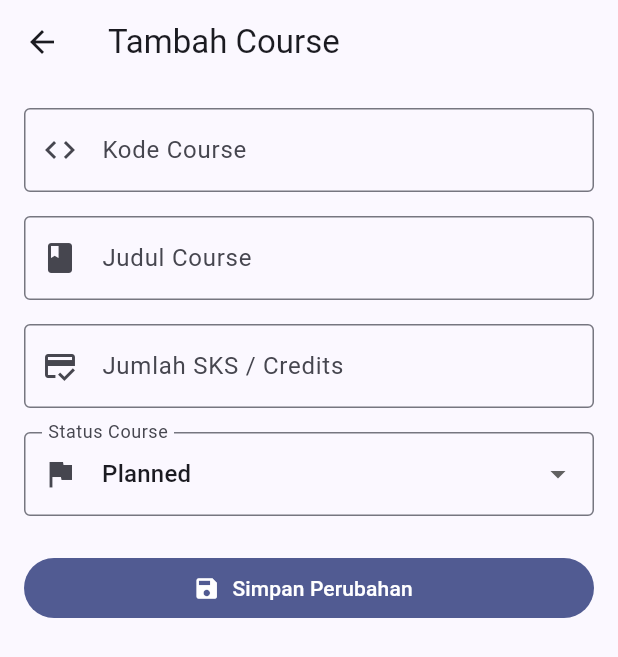
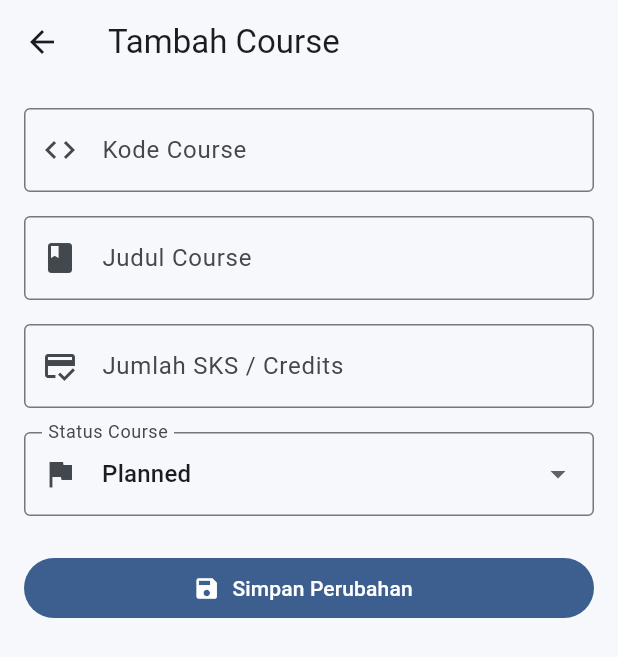
Before and after one commit to rikka115/flutter_ui_fundamentals, a Flutter app: the screen it shows after launch, item 2 of the bottom bar chosen, after a tap on "Tambah Course", on a phone screen of 412 x 824 dp. Shown: the top 657 px of the screen. Run offline on Flutter 3.47's test engine with Material 3 defaults, Android fonts, the phone set to English and light mode, and no system bars; our stand-ins replace firebase_core, firebase_messaging, supabase_flutter; accounts and stored records are empty.

Commit message:
style: simplify course manager dashboard UI
Co-authored-by: Copilot <223556219+Copilot@users.noreply.github.com>

```diff
--- a/lib/main.dart
+++ b/lib/main.dart
@@ -85,8 +85,25 @@ class MyApp extends StatelessWidget {
       navigatorKey: navigatorKey,
       scaffoldMessengerKey: messengerKey,
       theme: ThemeData(
-        colorScheme: ColorScheme.fromSeed(seedColor: Colors.indigo),
+        colorScheme: ColorScheme.fromSeed(
+          seedColor: const Color(0xFF4169A1),
+          surface: const Color(0xFFF6F8FB),
+        ),
         useMaterial3: true,
+        scaffoldBackgroundColor: const Color(0xFFF6F8FB),
+        appBarTheme: const AppBarTheme(
+          backgroundColor: Color(0xFFF6F8FB),
+          surfaceTintColor: Colors.transparent,
+          elevation: 0,
+        ),
+        cardTheme: CardThemeData(
+          color: Colors.white,
+          elevation: 0,
+          margin: EdgeInsets.zero,
+          shape: RoundedRectangleBorder(
+            borderRadius: BorderRadius.circular(18),
+          ),
+        ),
         inputDecorationTheme: const InputDecorationTheme(
           border: OutlineInputBorder(),
         ),
@@ -179,21 +196,29 @@ class StudentHeader extends StatelessWidget {
 
   @override
   Widget build(BuildContext context) {
+    final colorScheme = Theme.of(context).colorScheme;
     return Card(
+      color: colorScheme.primaryContainer.withValues(alpha: 0.55),
       child: Padding(
-        padding: const EdgeInsets.all(16),
+        padding: const EdgeInsets.all(20),
         child: Row(
           crossAxisAlignment: CrossAxisAlignment.start,
           children: [
-            const CircleAvatar(child: Icon(Icons.school)),
-            const SizedBox(width: 12),
+            CircleAvatar(
+              radius: 25,
+              backgroundColor: colorScheme.primary,
+              foregroundColor: colorScheme.onPrimary,
+              child: const Icon(Icons.school_outlined),
+            ),
+            const SizedBox(width: 16),
             Expanded(
               child: Column(
                 crossAxisAlignment: CrossAxisAlignment.start,
                 children: [
                   Text(
                     studentName,
-                    style: Theme.of(context).textTheme.titleMedium,
+                    style: Theme.of(context).textTheme.titleMedium
+                        ?.copyWith(fontWeight: FontWeight.w700),
                   ),
                   const SizedBox(height: 4),
                   const Text('NIM: $studentNim'),
@@ -212,7 +237,6 @@ class HomePage extends StatelessWidget {
 
   @override
   Widget build(BuildContext context) {
-    final screenSize = MediaQuery.sizeOf(context);
     final provider = context.watch<CourseProvider>();
 
     return Scaffold(
@@ -233,24 +257,39 @@ class HomePage extends StatelessWidget {
               : 3;
 
           return ListView(
-            padding: const EdgeInsets.all(16),
+            padding: const EdgeInsets.fromLTRB(20, 12, 20, 24),
             children: [
               const StudentHeader(),
-              const SizedBox(height: 12),
+              const SizedBox(height: 24),
               Text(
-                'Selamat datang di Course Data Manager.',
-                style: Theme.of(context).textTheme.titleMedium,
+                'Selamat datang',
+                style: Theme.of(context).textTheme.headlineSmall
+                    ?.copyWith(fontWeight: FontWeight.w700),
               ),
-              const SizedBox(height: 8),
+              const SizedBox(height: 4),
               Text(
-                'Ukuran layar: ${screenSize.width.toInt()} × ${screenSize.height.toInt()}',
+                'Ringkasan aktivitas belajarmu ada di sini.',
+                style: Theme.of(context).textTheme.bodyMedium?.copyWith(
+                  color: Theme.of(context).colorScheme.onSurfaceVariant,
                 ),
+              ),
+              const SizedBox(height: 16),
+              Row(
+                children: [
                   Text(
-                'Orientasi: ${screenSize.width > screenSize.height ? "Landscape" : "Portrait"}',
+                    'Ringkasan',
+                    style: Theme.of(context).textTheme.titleLarge
+                        ?.copyWith(fontWeight: FontWeight.w700),
                   ),
-              Text('Breakpoint layout: $layoutName'),
-              const SizedBox(height: 16),
-              Text('Ringkasan', style: Theme.of(context).textTheme.titleLarge),
+                  const Spacer(),
+                  Text(
+                    layoutName,
+                    style: Theme.of(context).textTheme.labelMedium?.copyWith(
+                      color: Theme.of(context).colorScheme.onSurfaceVariant,
+                    ),
+                  ),
+                ],
+              ),
               const SizedBox(height: 8),
               GridView.count(
                 crossAxisCount: columnCount,
@@ -258,7 +297,11 @@ class HomePage extends StatelessWidget {
                 physics: const NeverScrollableScrollPhysics(),
                 crossAxisSpacing: 12,
                 mainAxisSpacing: 12,
-                childAspectRatio: width < 600 ? 2.6 : 1.8,
+                childAspectRatio: width < 600
+                    ? 2.6
+                    : width < 840
+                    ? 2.4
+                    : 3.2,
                 children: [
                   SummaryCard(
                     title: 'Total Course',
@@ -277,10 +320,11 @@ class HomePage extends StatelessWidget {
                   ),
                 ],
               ),
-              const SizedBox(height: 16),
+              const SizedBox(height: 24),
               Text(
                 'Materi yang dipelajari',
-                style: Theme.of(context).textTheme.titleLarge,
+                style: Theme.of(context).textTheme.titleLarge
+                    ?.copyWith(fontWeight: FontWeight.w700),
               ),
               const SizedBox(height: 8),
               const Wrap(
@@ -296,18 +340,28 @@ class HomePage extends StatelessWidget {
                 ],
               ),
               const SizedBox(height: 20),
-              const Row(
+              Container(
+                padding: const EdgeInsets.all(16),
+                decoration: BoxDecoration(
+                  color: Theme.of(context).colorScheme.surfaceContainerHighest
+                      .withValues(alpha: 0.55),
+                  borderRadius: BorderRadius.circular(16),
+                ),
+                child: Row(
                   crossAxisAlignment: CrossAxisAlignment.start,
                   children: [
-                  Icon(Icons.info_outline),
-                  SizedBox(width: 8),
-                  Expanded(
+                    Icon(
+                      Icons.info_outline,
+                      color: Theme.of(context).colorScheme.primary,
+                    ),
+                    const SizedBox(width: 12),
+                    const Expanded(
                       child: Text(
-                      '$studentNim - $studentName - Course Data Manager berhasil terintegrasi dengan REST API dan Supabase PostgreSQL.',
-                      softWrap: true,
+                        'Course Data Manager membantu mengelola materi dan progres perkuliahan.',
                       ),
                     ),
                   ],
+                ),
               ),
             ],
           );
@@ -331,21 +385,40 @@ class SummaryCard extends StatelessWidget {
 
   @override
   Widget build(BuildContext context) {
+    final colorScheme = Theme.of(context).colorScheme;
     return Card(
       child: Padding(
-        padding: const EdgeInsets.all(12),
+        padding: const EdgeInsets.all(16),
         child: Row(
           children: [
-            Icon(icon, size: 28),
-            const SizedBox(width: 10),
+            Container(
+              width: 44,
+              height: 44,
+              decoration: BoxDecoration(
+                color: colorScheme.primaryContainer,
+                borderRadius: BorderRadius.circular(14),
+              ),
+              child: Icon(icon, size: 22, color: colorScheme.primary),
+            ),
+            const SizedBox(width: 14),
             Expanded(
               child: Column(
                 mainAxisAlignment: MainAxisAlignment.center,
                 crossAxisAlignment: CrossAxisAlignment.start,
                 children: [
-                  Text(title, maxLines: 2, overflow: TextOverflow.ellipsis),
+                  Text(
+                    title,
+                    maxLines: 2,
+                    overflow: TextOverflow.ellipsis,
+                    style: Theme.of(context).textTheme.bodyMedium
+                        ?.copyWith(color: colorScheme.onSurfaceVariant),
+                  ),
                   const SizedBox(height: 4),
-                  Text(value, style: Theme.of(context).textTheme.titleMedium),
+                  Text(
+                    value,
+                    style: Theme.of(context).textTheme.titleMedium
+                        ?.copyWith(fontWeight: FontWeight.w700),
+                  ),
                 ],
               ),
             ),
--- a/lib/screens/course_list_page.dart
+++ b/lib/screens/course_list_page.dart
@@ -20,7 +20,7 @@ class CourseListPage extends StatelessWidget {
 
     return Scaffold(
       appBar: AppBar(
-        title: const Text('Course Data Manager'),
+        title: const Text('Daftar Course'),
         actions: [
           IconButton(
             tooltip: 'Refresh Data',
@@ -72,73 +72,38 @@ class CourseListPage extends StatelessWidget {
     return RefreshIndicator(
       onRefresh: provider.loadCourses,
       child: ListView(
-        padding: const EdgeInsets.all(12),
+        padding: const EdgeInsets.fromLTRB(20, 12, 20, 24),
         children: [
-          // Student identity banner
-          Card(
-            color: Theme.of(context).colorScheme.primaryContainer
-                .withValues(alpha: 0.4),
-            child: Padding(
-              padding: const EdgeInsets.symmetric(horizontal: 16, vertical: 12),
-              child: Row(
+          Text(
+            'Semua Course',
+            style: Theme.of(context).textTheme.titleLarge
+                ?.copyWith(fontWeight: FontWeight.w700),
+          ),
+          const SizedBox(height: 4),
+          Text(
+            '${provider.courses.length} materi tersedia',
+            style: Theme.of(context).textTheme.bodyMedium?.copyWith(
+              color: Theme.of(context).colorScheme.onSurfaceVariant,
+            ),
+          ),
+          const SizedBox(height: 16),
+
+          if (provider.courses.isEmpty)
+            Padding(
+              padding: const EdgeInsets.symmetric(vertical: 48),
+              child: Column(
                 children: [
-                  const Icon(Icons.badge_outlined, size: 24),
-                  const SizedBox(width: 12),
+                  Icon(
+                    Icons.menu_book_outlined,
+                    size: 48,
+                    color: Theme.of(context).colorScheme.outline,
+                  ),
+                  const SizedBox(height: 12),
                   Text(
-                    '2415051026 • Kadek Rica Cahyani',
-                    style: Theme.of(context).textTheme.titleSmall
-                        ?.copyWith(fontWeight: FontWeight.bold),
+                    'Data course belum tersedia',
+                    style: Theme.of(context).textTheme.bodyLarge,
                   ),
                 ],
-              ),
-            ),
-          ),
-          const SizedBox(height: 8),
-
-          // Add Course Button Banner (sesuai mockup Tahap 16)
-          if (canManageCourses)
-            Card(
-              color: Colors.green.withValues(alpha: 0.12),
-              child: InkWell(
-                borderRadius: BorderRadius.circular(12),
-                onTap: () {
-                  Navigator.push(
-                    context,
-                    MaterialPageRoute(
-                      builder: (context) => const CourseFormPage(),
-                    ),
-                  );
-                },
-                child: const Padding(
-                  padding: EdgeInsets.symmetric(vertical: 14, horizontal: 16),
-                  child: Row(
-                    mainAxisAlignment: MainAxisAlignment.center,
-                    children: [
-                      Icon(Icons.add, color: Colors.green),
-                      SizedBox(width: 8),
-                      Text(
-                        'Tambah Course',
-                        style: TextStyle(
-                          color: Colors.green,
-                          fontWeight: FontWeight.bold,
-                          fontSize: 16,
-                        ),
-                      ),
-                    ],
-                  ),
-                ),
-              ),
-            ),
-          const SizedBox(height: 12),
-
-          if (provider.courses.isEmpty)
-            const Padding(
-              padding: EdgeInsets.symmetric(vertical: 48),
-              child: Center(
-                child: Text(
-                  'Data course belum tersedia',
-                  style: TextStyle(fontSize: 16, color: Colors.grey),
-                ),
               ),
             )
           else
--- a/lib/widgets/course_card.dart
+++ b/lib/widgets/course_card.dart
@@ -1,4 +1,5 @@
 import 'package:flutter/material.dart';
+
 import '../models/course.dart';
 
 class CourseCard extends StatelessWidget {
@@ -34,12 +35,13 @@ class CourseCard extends StatelessWidget {
   @override
   Widget build(BuildContext context) {
     return Card(
-      elevation: 2,
-      margin: const EdgeInsets.symmetric(vertical: 6, horizontal: 4),
+      elevation: 0,
+      margin: const EdgeInsets.symmetric(vertical: 4),
       shape: RoundedRectangleBorder(
-        borderRadius: BorderRadius.circular(12),
+        borderRadius: BorderRadius.circular(18),
         side: BorderSide(
-          color: Theme.of(context).colorScheme.outlineVariant.withValues(alpha: 0.5),
+          color: Theme.of(context).colorScheme.outlineVariant
+              .withValues(alpha: 0.6),
         ),
       ),
       child: InkWell(
@@ -57,7 +59,7 @@ class CourseCard extends StatelessWidget {
                     padding: const EdgeInsets.all(8),
                     decoration: BoxDecoration(
                       color: Theme.of(context).colorScheme.primaryContainer,
-                      borderRadius: BorderRadius.circular(8),
+                      borderRadius: BorderRadius.circular(12),
                     ),
                     child: Icon(
                       Icons.menu_book,
@@ -72,26 +74,32 @@ class CourseCard extends StatelessWidget {
                       children: [
                         Text(
                           course.title,
-                          style: Theme.of(context).textTheme.titleMedium?.copyWith(
-                                fontWeight: FontWeight.bold,
-                              ),
+                          style: Theme.of(context).textTheme.titleMedium
+                              ?.copyWith(fontWeight: FontWeight.bold),
                           maxLines: 2,
                           overflow: TextOverflow.ellipsis,
                         ),
                         const SizedBox(height: 4),
                         Text(
                           '${course.code} • ${course.credits} SKS',
-                          style: Theme.of(context).textTheme.bodyMedium?.copyWith(
-                                color: Theme.of(context).colorScheme.onSurfaceVariant,
+                          style: Theme.of(context).textTheme.bodyMedium
+                              ?.copyWith(
+                                color: Theme.of(context)
+                                    .colorScheme
+                                    .onSurfaceVariant,
                               ),
                         ),
                       ],
                     ),
                   ),
                   Container(
-                    padding: const EdgeInsets.symmetric(horizontal: 8, vertical: 4),
+                    padding: const EdgeInsets.symmetric(
+                      horizontal: 8,
+                      vertical: 4,
+                    ),
                     decoration: BoxDecoration(
-                      color: _getStatusColor(course.status).withValues(alpha: 0.15),
+                      color: _getStatusColor(course.status)
+                          .withValues(alpha: 0.15),
                       borderRadius: BorderRadius.circular(12),
                       border: Border.all(
                         color: _getStatusColor(course.status),
@@ -123,7 +131,11 @@ class CourseCard extends StatelessWidget {
                   if (onDelete != null)
                     IconButton(
                       tooltip: 'Hapus Course',
-                      icon: const Icon(Icons.close, size: 20, color: Colors.red),
+                      icon: const Icon(
+                        Icons.close,
+                        size: 20,
+                        color: Colors.red,
+                      ),
                       onPressed: onDelete,
                     ),
                   IconButton(
```
Lines whose indentation alone changed are shown as unchanged.
